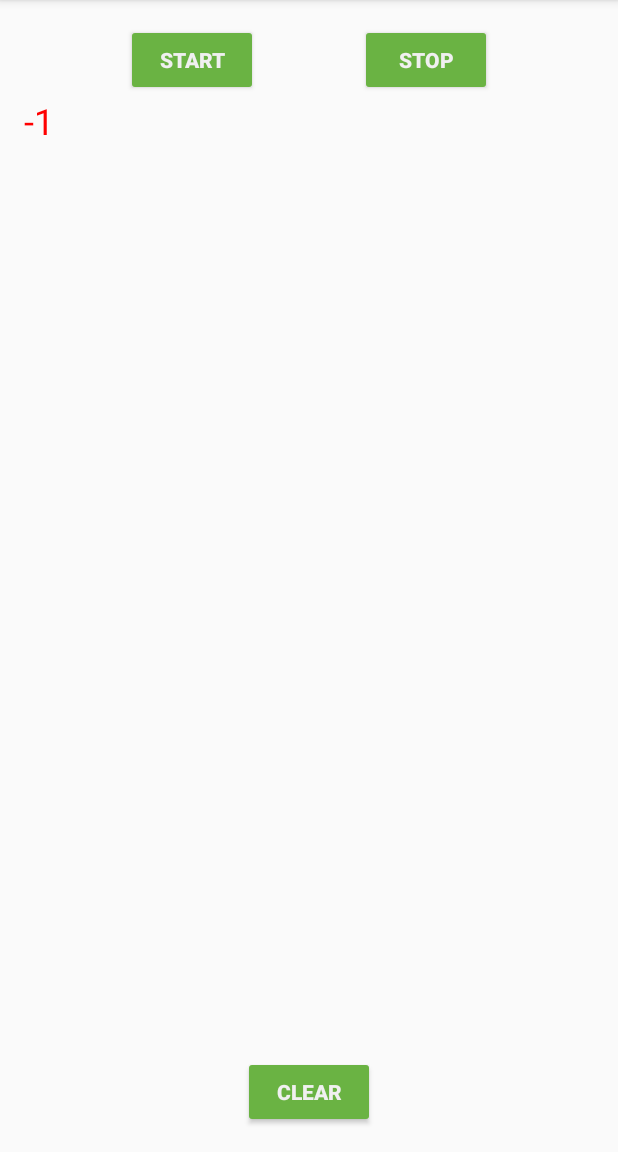
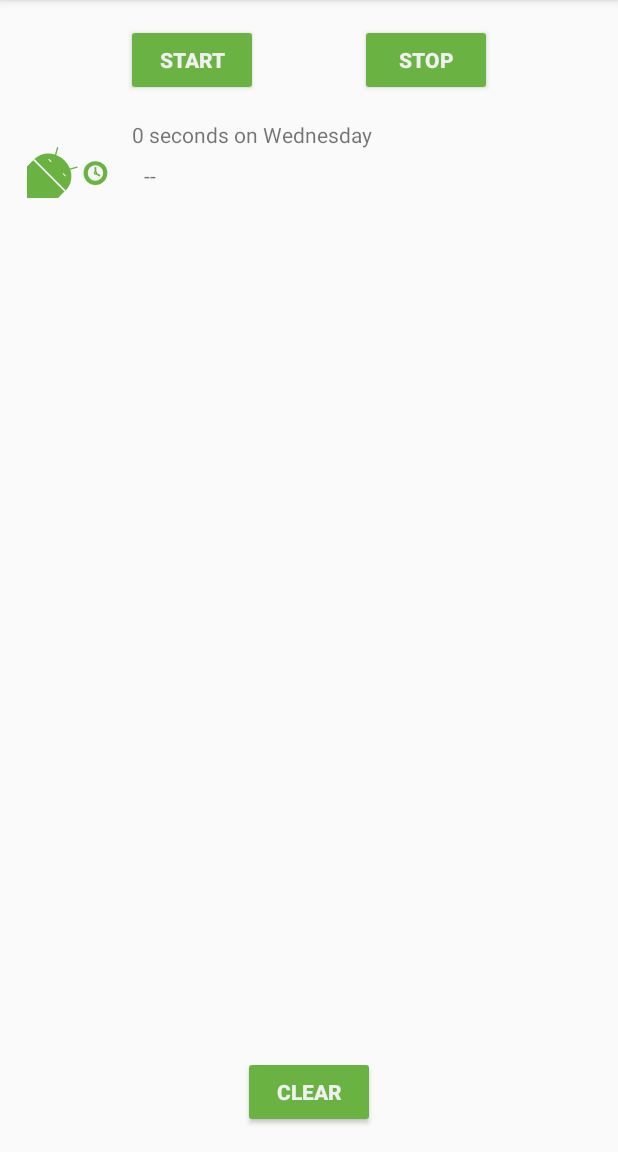
Before and after one commit to saurabh-somani/SleepQualityTracker, an Android app: the screen it shows after launch (MainActivity), after a tap on "START", on a phone screen of 412 x 824 dp, the part 84-1236 px from its top. Run offline under Robolectric (Android 15) with nearby library versions, the phone set to English and light mode, and no system bars; our stand-ins replace Room's generated code, data binding; Roboto replaces fonts that are not available here; 3 statements that could not run were skipped.

Commit message:
Refactored adapter code to use encapsulation. Replaced RecyclerView with ListAdapter to take care of list changes. Added data binding support.

```diff
--- a/app/src/main/java/com/example/android/trackmysleepquality/Util.kt
+++ b/app/src/main/java/com/example/android/trackmysleepquality/Util.kt
@@ -26,10 +26,46 @@ import androidx.core.text.HtmlCompat
 import androidx.recyclerview.widget.RecyclerView
 import com.example.android.trackmysleepquality.database.SleepNight
 import java.text.SimpleDateFormat
+import java.util.*
+import java.util.concurrent.TimeUnit
 
 /**
  * These functions create a formatted string that can be set in a TextView.
  */
+private val ONE_MINUTE_MILLIS = TimeUnit.MILLISECONDS.convert(1, TimeUnit.MINUTES)
+private val ONE_HOUR_MILLIS = TimeUnit.MILLISECONDS.convert(1, TimeUnit.HOURS)
+
+/**
+ * Convert a duration to a formatted string for display.
+ *
+ * Examples:
+ *
+ * 6 seconds on Wednesday
+ * 2 minutes on Monday
+ * 40 hours on Thursday
+ *
+ * @param startTimeMilli the start of the interval
+ * @param endTimeMilli the end of the interval
+ * @param res resources used to load formatted strings
+ */
+fun convertDurationToFormatted(startTimeMilli: Long, endTimeMilli: Long, res: Resources): String {
+    val durationMilli = endTimeMilli - startTimeMilli
+    val weekdayString = SimpleDateFormat("EEEE", Locale.getDefault()).format(startTimeMilli)
+    return when {
+        durationMilli < ONE_MINUTE_MILLIS -> {
+            val seconds = TimeUnit.SECONDS.convert(durationMilli, TimeUnit.MILLISECONDS)
+            res.getString(R.string.seconds_length, seconds, weekdayString)
+        }
+        durationMilli < ONE_HOUR_MILLIS -> {
+            val minutes = TimeUnit.MINUTES.convert(durationMilli, TimeUnit.MILLISECONDS)
+            res.getString(R.string.minutes_length, minutes, weekdayString)
+        }
+        else -> {
+            val hours = TimeUnit.HOURS.convert(durationMilli, TimeUnit.MILLISECONDS)
+            res.getString(R.string.hours_length, hours, weekdayString)
+        }
+    }
+}
 
 /**
  * Returns a string representing the numeric quality rating.
--- a/app/src/main/java/com/example/android/trackmysleepquality/sleeptracker/SleepNightAdapter.kt
+++ b/app/src/main/java/com/example/android/trackmysleepquality/sleeptracker/SleepNightAdapter.kt
@@ -1,13 +1,15 @@
 package com.example.android.trackmysleepquality.sleeptracker
 
-import android.graphics.Color
 import android.view.LayoutInflater
 import android.view.ViewGroup
-import android.widget.TextView
+import androidx.recyclerview.widget.DiffUtil
+import androidx.recyclerview.widget.ListAdapter
 import androidx.recyclerview.widget.RecyclerView
 import com.example.android.trackmysleepquality.R
-import com.example.android.trackmysleepquality.TextItemViewHolder
+import com.example.android.trackmysleepquality.convertDurationToFormatted
+import com.example.android.trackmysleepquality.convertNumericQualityToString
 import com.example.android.trackmysleepquality.database.SleepNight
+import com.example.android.trackmysleepquality.databinding.ListItemSleepNightBinding
 
 /**
  * Project          : andfun-kotlin-sleep-tracker-starter-code
@@ -16,31 +18,56 @@ import com.example.android.trackmysleepquality.database.SleepNight
  * Original author  : saurabh
  * Description      : Initial version
  */
-class SleepNightAdapter : RecyclerView.Adapter<TextItemViewHolder>() {
+class SleepNightAdapter :
+        ListAdapter<SleepNight, SleepNightAdapter.ViewHolder>(SleepNightDiffCallback()) {
 
-    var data = listOf<SleepNight>()
-        set(value) {
-            field = value
-            notifyDataSetChanged()
+    override fun onCreateViewHolder(parent: ViewGroup, viewType: Int): ViewHolder {
+        return ViewHolder.from(parent)
+    }
+
+    override fun onBindViewHolder(holder: ViewHolder, position: Int) {
+        val item = getItem(position)
+        holder.bind(item)
+    }
+
+    class ViewHolder private constructor(val binding: ListItemSleepNightBinding) :
+            RecyclerView.ViewHolder(binding.root) {
+
+        fun bind(item: SleepNight) {
+            val res = itemView.context.resources
+            binding.sleepLength.text = convertDurationToFormatted(
+                    item.startTimeMilli, item.endTimeMilli, res)
+            binding.qualityString.text = convertNumericQualityToString(item.sleepQuality, res)
+
+            binding.qualityImage.setImageResource(when (item.sleepQuality) {
+                0 -> R.drawable.ic_sleep_0
+                1 -> R.drawable.ic_sleep_1
+                2 -> R.drawable.ic_sleep_2
+                3 -> R.drawable.ic_sleep_3
+                4 -> R.drawable.ic_sleep_4
+                5 -> R.drawable.ic_sleep_5
+                else -> R.drawable.ic_sleep_active
+            })
         }
 
-    override fun getItemCount() = data.size
+        companion object {
+            fun from(parent: ViewGroup): ViewHolder {
+                val layoutInflater = LayoutInflater.from(parent.context)
+                val binding = ListItemSleepNightBinding
+                        .inflate(layoutInflater, parent, false)
 
-    override fun onBindViewHolder(holder: TextItemViewHolder, position: Int) {
-        val item = data[position]
-        if (item.sleepQuality <= 1) {
-            holder.textView.setTextColor(Color.RED)
-        } else {
-            holder.textView.setTextColor(Color.BLACK)
+                return ViewHolder(binding)
+            }
         }
+    }
+}
 
-        holder.textView.text = item.sleepQuality.toString()
+class SleepNightDiffCallback : DiffUtil.ItemCallback<SleepNight>() {
+    override fun areItemsTheSame(oldItem: SleepNight, newItem: SleepNight): Boolean {
+        return oldItem.nightId == newItem.nightId
     }
 
-    override fun onCreateViewHolder(parent: ViewGroup, viewType: Int): TextItemViewHolder {
-        val layoutInflater = LayoutInflater.from(parent.context)
-        val view = layoutInflater.inflate(R.layout.text_item_view, parent, false) as TextView
-        return TextItemViewHolder(view)
+    override fun areContentsTheSame(oldItem: SleepNight, newItem: SleepNight): Boolean {
+        return oldItem == newItem
     }
-
 }
--- a/app/src/main/java/com/example/android/trackmysleepquality/sleeptracker/SleepTrackerFragment.kt
+++ b/app/src/main/java/com/example/android/trackmysleepquality/sleeptracker/SleepTrackerFragment.kt
@@ -63,7 +63,7 @@ class SleepTrackerFragment : Fragment() {
 
         viewModel.nights.observe(viewLifecycleOwner, Observer {
             it?.let {
-                adapter.data = it
+                adapter.submitList(it)
             }
         })
 
--- /dev/null
+++ b/app/src/main/res/drawable/ic_sleep_active.xml
@@ -0,0 +1,77 @@
+<!--
+  ~ Copyright 2018, The Android Open Source Project
+  ~
+  ~ Licensed under the Apache License, Version 2.0 (the "License");
+  ~ you may not use this file except in compliance with the License.
+  ~ You may obtain a copy of the License at
+  ~
+  ~     http://www.apache.org/licenses/LICENSE-2.0
+  ~
+  ~ Unless required by applicable law or agreed to in writing, software
+  ~ distributed under the License is distributed on an "AS IS" BASIS,
+  ~ WITHOUT WARRANTIES OR CONDITIONS OF ANY KIND, either express or implied.
+  ~ See the License for the specific language governing permissions and
+  ~ limitations under the License.
+  -->
+
+<vector xmlns:android="http://schemas.android.com/apk/res/android"
+    android:width="108dp"
+    android:height="108dp"
+    android:viewportWidth="512"
+    android:viewportHeight="512">
+    <path
+        android:pathData="M35.58,297.76l6.18,-7.64l98.76,-8.5l100.14,101.33l-20,86.04l-7.5,6.29l-126.86,-7.63l-50.72,-169.89z"
+        android:fillColor="#fff"/>
+    <path
+        android:pathData="M389,302.51q-28.14,0 -47.68,19.54T321.8,369.73q0,28.15 19.55,48.08T389,437.74q28.14,0 48.08,-19.93T457,369.73q0,-28.14 -19.93,-47.68T389,302.51Z"
+        android:fillColor="#6ab343"/>
+    <path
+        android:pathData="M389.17,326.32a43.23,43.23 0,0 0,-43.55 43.55A42.84,42.84 0,0 0,358.28 401a41.6,41.6 0,0 0,30.89 12.92,44.09 44.09,0 0,0 44.05,-44.06A41.61,41.61 0,0 0,420.31 339,42.91 42.91,0 0,0 389.17,326.32Z"
+        android:fillColor="#f5f5f5"/>
+    <path
+        android:pathData="M389.4,363.79L389.4,340.35"
+        android:strokeLineJoin="round"
+        android:strokeWidth="10"
+        android:fillColor="#00000000"
+        android:strokeColor="#6ab343"
+        android:strokeLineCap="round"/>
+    <path
+        android:pathData="M394.5,373.69L412.12,384.46"
+        android:strokeLineJoin="round"
+        android:strokeWidth="10"
+        android:fillColor="#00000000"
+        android:strokeColor="#6ab343"
+        android:strokeLineCap="round"/>
+    <path
+        android:pathData="M389.39,363.79a6.25,6.25 0,0 0,-6.3 6.3,6.2 6.2,0 0,0 1.83,4.5 6,6 0,0 0,4.47 1.87,6.37 6.37,0 0,0 6.36,-6.37 6,6 0,0 0,-1.86 -4.47A6.21,6.21 0,0 0,389.39 363.79Z"
+        android:strokeWidth="7"
+        android:fillColor="#f5f5f5"
+        android:strokeColor="#6ab343"/>
+    <group>
+        <clip-path android:pathData="M584.94,0h512v512h-512z M 0,0"/>
+        <path
+            android:pathData="M448.55,437.05,709.34,697.84a8.72,8.72,0,0,0,12.32,0l325.45,-325.45a8.72,8.72,0,0,0,0,-12.32L778,91a18.84,18.84,0,0,0,-26.65,0L442,382.4l-2.36,5.16A44.07,44.07,0,0,0,448.55,437.05Z"
+            android:fillColor="#43a047"/>
+        <path
+            android:pathData="M440.25,415.17l275.52002,275.52l335.0,-334.99l-278.15002,-278.15002l-334.26,328.40002l1.8900146,9.220001z"
+            android:fillColor="#c0ca33"/>
+        <path
+            android:pathData="M544.72,137.12h393.36v473.76h-393.36z"
+            android:fillColor="#e6ee9c"/>
+        <path
+            android:pathData="M548.74,117.2H930.26a8.41,8.41,0,0,1,8.41,8.41V586.47a8.41,8.41,0,0,1,-8.41,8.41H548.74a18.19,18.19,0,0,1,-18.19,-18.19V135.4a18.19,18.19,0,0,1,18.19,-18.19Z"
+            android:fillColor="#6ab343"/>
+        <path
+            android:pathData="M601.64,-8.95h13.65v477.68h-13.65z"
+            android:fillColor="#43a047"/>
+        <path
+            android:pathData="M612.29,-1.71h6.82v477.68h-6.82z"
+            android:fillColor="#66bb6a"/>
+    </group>
+    <group>
+        <clip-path android:pathData="M0,0h512v512h-512z M 0,0"/>
+        <path
+            android:pathData="M246.59,351.91l39.17,-11.45a3.89,3.89,0,1,0,-2.17,-7.47L244,344.56a136.82,136.82,0,0,0,-77.69,-77.77l11.49,-39.53a3.89,3.89,0,1,0,-7.46,-2.19l-11.42,39.16c-41.3,-13.19,-86.47,-4.84,-117.17,25.89L220.66,469c30.72,-30.71,39,-75.78,25.93,-117.08m-211,-54.15L-93.27,426.67a29.94,29.94,0,0,0,0,42.38l14.43,14.43,-44,44a28.11,28.11,0,0,0,0,39.71,28.12,28.12,0,0,0,39.74,0l44,-44L-12.31,550l-44,44a28.1,28.1,0,0,0,0,39.71,28.1,28.1,0,0,0,39.74,0l44,-44,14.49,14.47a30,30,0,0,0,42.39,0l128.86,-128.9Zm180.59,90.92L203.59,376.1a1.71,1.71,0,0,1,0,-2.41l1.59,-1.59a1.71,1.71,0,0,1,2.41,0l12.58,12.58a1.71,1.71,0,0,1,0,2.41l-1.59,1.59A1.7,1.7,0,0,1,216.17,388.68Zm-81.43,-81.43,-12.58,-12.58a1.7,1.7,0,0,1,0,-2.4l1.59,-1.6a1.71,1.71,0,0,1,2.41,0l12.58,12.59a1.68,1.68,0,0,1,0,2.4l-1.59,1.59A1.7,1.7,0,0,1,134.74,307.25Zm-99.16,-9.49L-93.27,426.67a29.94,29.94,0,0,0,0,42.38l14.43,14.43,-44,44a28.11,28.11,0,0,0,0,39.71,28.12,28.12,0,0,0,39.74,0l44,-44L-12.31,550l-44,44a28.1,28.1,0,0,0,0,39.71,28.1,28.1,0,0,0,39.74,0l44,-44,14.49,14.47a30,30,0,0,0,42.39,0l128.86,-128.9Z"
+            android:fillColor="#6ab343"/>
+    </group>
+</vector>
--- /dev/null
+++ b/app/src/main/res/layout/list_item_sleep_night.xml
@@ -0,0 +1,53 @@
+<?xml version="1.0" encoding="utf-8"?>
+<layout xmlns:android="http://schemas.android.com/apk/res/android"
+    xmlns:app="http://schemas.android.com/apk/res-auto"
+    xmlns:tools="http://schemas.android.com/tools">
+
+    <data>
+        <variable
+            name="sleep"
+            type="com.example.android.trackmysleepquality.database.SleepNight" />
+    </data>
+
+    <androidx.constraintlayout.widget.ConstraintLayout
+        android:layout_width="match_parent"
+        android:layout_height="wrap_content">
+
+
+        <ImageView
+            android:id="@+id/quality_image"
+            android:layout_width="@dimen/icon_size"
+            android:layout_height="60dp"
+            android:layout_marginStart="16dp"
+            android:layout_marginTop="8dp"
+            android:layout_marginBottom="8dp"
+            app:layout_constraintBottom_toBottomOf="parent"
+            app:layout_constraintStart_toStartOf="parent"
+            app:layout_constraintTop_toTopOf="parent"
+            tools:srcCompat="@drawable/ic_sleep_5" />
+
+        <TextView
+            android:id="@+id/sleep_length"
+            android:layout_width="0dp"
+            android:layout_height="wrap_content"
+            android:layout_marginStart="8dp"
+            android:layout_marginTop="8dp"
+            android:layout_marginEnd="16dp"
+            app:layout_constraintEnd_toEndOf="parent"
+            app:layout_constraintStart_toEndOf="@+id/quality_image"
+            app:layout_constraintTop_toTopOf="@+id/quality_image"
+            tools:text="Wednesday" />
+
+        <TextView
+            android:id="@+id/quality_string"
+            android:layout_width="0dp"
+            android:layout_height="wrap_content"
+            android:layout_marginStart="16dp"
+            android:layout_marginTop="8dp"
+            android:layout_marginEnd="16dp"
+            app:layout_constraintEnd_toEndOf="parent"
+            app:layout_constraintStart_toEndOf="@+id/quality_image"
+            app:layout_constraintTop_toBottomOf="@+id/sleep_length"
+            tools:text="Excellent!" />
+    </androidx.constraintlayout.widget.ConstraintLayout>
+</layout>
--- a/app/src/main/res/values/strings.xml
+++ b/app/src/main/res/values/strings.xml
@@ -52,5 +52,10 @@
 
     <!-- Toast to play after Clear button has been pressed -->
     <string name="cleared_message">All your data is gone forever.</string>
+    <string name="header_text">Sleep Results</string>
+    <string name="close">Close</string>
+    <string name="minutes_length">%d minutes on %s</string>
+    <string name="hours_length">%d hours on %s</string>
+    <string name="seconds_length">%d seconds on %s</string>
 
 </resources>
```
